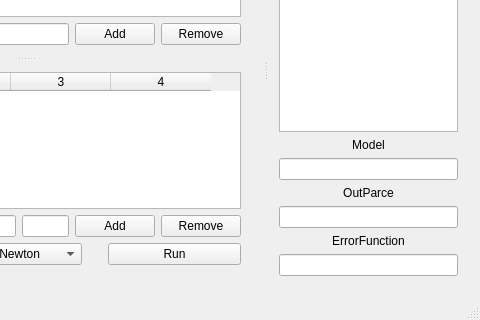
Before: the Qt Designer form mainwindow.ui in MKras/SpiceExtract, drawn with Qt 5; both pictures show x 223 to 703 and y 177 to 497 of the 703 by 497 pixel window.
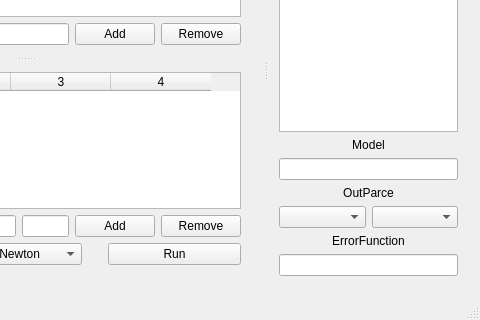
After: the same form once the commit is applied. Icons and pictures are not drawn.

What changed in the file:
```diff
--- a/mainwindow.ui
+++ b/mainwindow.ui
@@ -344,6 +344,8 @@
            <widget class="QLineEdit" name="model_path"/>
           </item>
           <item>
+           <layout class="QVBoxLayout" name="OutParse_verticalLayout">
+            <item>
            <widget class="QLabel" name="OutParce_Label">
             <property name="text">
              <string>OutParce</string>
@@ -354,7 +356,16 @@
            </widget>
           </item>
           <item>
-           <widget class="QLineEdit" name="OutParce"/>
+             <layout class="QHBoxLayout" name="Outparse_Layout">
+              <item>
+               <widget class="QComboBox" name="Outparse_cb_x"/>
+              </item>
+              <item>
+               <widget class="QComboBox" name="Outparse_cb_y"/>
+              </item>
+             </layout>
+            </item>
+           </layout>
           </item>
           <item>
            <widget class="QLabel" name="ErrorFunction_Label">
```
Left out of the diff: 2 changed lines with no effect on the pictures. Lines whose indentation alone changed are shown as unchanged.
